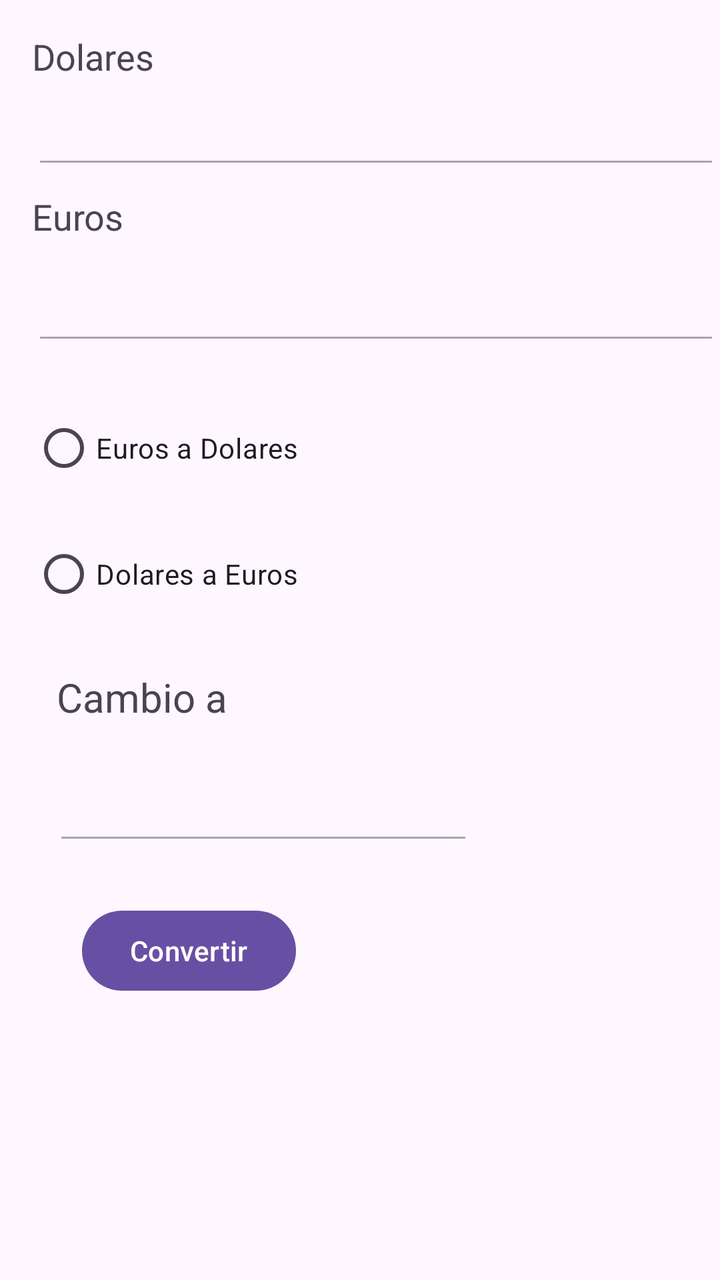
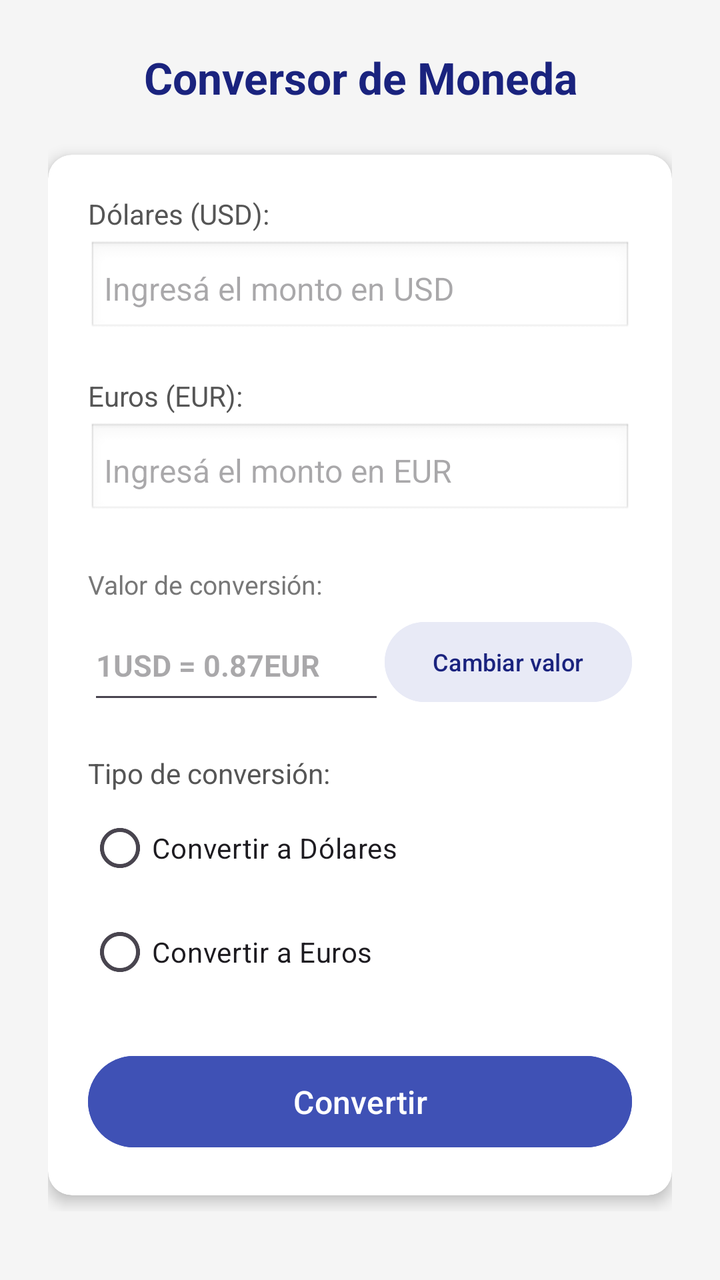

The first picture is an Android layout as it rendered before a commit; the second is the same layout after the commit. The layout source and the unified diff follow.
<!-- AndroidManifest.xml: application theme Theme.Practico1 -->
<!-- res/layout/activity_main.xml -->
<?xml version="1.0" encoding="utf-8"?>
<androidx.constraintlayout.widget.ConstraintLayout xmlns:android="http://schemas.android.com/apk/res/android"
    xmlns:app="http://schemas.android.com/apk/res-auto"
    xmlns:tools="http://schemas.android.com/tools"
    android:id="@+id/main"
    android:layout_width="match_parent"
    android:layout_height="match_parent"
    tools:context=".MainActivity">

    <TextView
        android:id="@+id/tvDolar"
        android:layout_width="match_parent"
        android:layout_height="wrap_content"
        android:layout_marginStart="16dp"
        android:layout_marginTop="16dp"
        android:text="Dolares"
        android:textSize="18sp"
        app:layout_constraintStart_toStartOf="parent"
        app:layout_constraintTop_toTopOf="parent" />

    <EditText
        android:id="@+id/etDolar"
        android:layout_width="match_parent"
        android:layout_height="wrap_content"
        android:layout_marginStart="16dp"
        android:layout_marginTop="32dp"
        android:ems="10"
        android:enabled="false"
        android:inputType="numberDecimal"
        app:layout_constraintStart_toStartOf="parent"
        app:layout_constraintTop_toTopOf="@id/tvDolar" />

    <TextView
        android:id="@+id/tvEuro"
        android:layout_width="match_parent"
        android:layout_height="wrap_content"
        android:layout_marginStart="16dp"
        android:layout_marginTop="48dp"
        android:text="Euros"
        android:textSize="18sp"
        app:layout_constraintStart_toStartOf="parent"
        app:layout_constraintTop_toTopOf="@id/etDolar" />

    <EditText
        android:id="@+id/etEuro"
        android:layout_width="match_parent"
        android:layout_height="wrap_content"
        android:layout_marginStart="16dp"
        android:layout_marginTop="32dp"
        android:ems="10"
        android:enabled="false"
        android:inputType="numberDecimal"
        android:textSize="24sp"
        app:layout_constraintStart_toStartOf="parent"
        app:layout_constraintTop_toTopOf="@id/tvEuro" />

    <RadioGroup
        android:id="@+id/rGroup"
        android:layout_width="wrap_content"
        android:layout_height="wrap_content"
        android:layout_marginStart="16dp"
        android:layout_marginTop="72dp"
        app:layout_constraintStart_toStartOf="parent"
        app:layout_constraintTop_toTopOf="@id/etEuro">

        <RadioButton
            android:id="@+id/rbEuroADolar"
            android:layout_width="wrap_content"
            android:layout_height="wrap_content"
            android:text="Euros a Dolares"
            app:layout_constraintStart_toStartOf="parent"
            app:layout_constraintTop_toTopOf="@id/etEuro" />

        <RadioButton
            android:id="@+id/rbDolarAEuro"
            android:layout_width="wrap_content"
            android:layout_height="wrap_content"
            android:layout_marginTop="15dp"
            android:text="Dolares a Euros"
            app:layout_constraintStart_toStartOf="parent"
            app:layout_constraintTop_toTopOf="@id/rbEuroADolar" />
    </RadioGroup>

    <TextView
        android:id="@+id/tvResultado"
        android:layout_width="wrap_content"
        android:layout_height="wrap_content"
        android:layout_marginStart="16dp"
        android:layout_marginTop="24dp"
        android:text="Cambio a"
        android:textSize="20sp"
        app:layout_constraintEnd_toEndOf="parent"
        app:layout_constraintHorizontal_bias="0.048"
        app:layout_constraintStart_toStartOf="parent"
        app:layout_constraintTop_toBottomOf="@id/rGroup" />

    <EditText
        android:id="@+id/etTotal"
        android:layout_width="wrap_content"
        android:layout_height="wrap_content"
        android:layout_marginStart="16dp"
        android:layout_marginTop="24dp"
        android:ems="10"
        android:enabled="false"
        android:inputType="numberDecimal"
        app:layout_constraintEnd_toEndOf="parent"
        app:layout_constraintHorizontal_bias="0.079"
        app:layout_constraintStart_toStartOf="parent"
        app:layout_constraintTop_toBottomOf="@id/tvResultado" />

    <Button
        android:id="@+id/btnConvertir"
        android:layout_width="wrap_content"
        android:layout_height="wrap_content"
        android:layout_marginStart="16dp"
        android:layout_marginTop="24dp"
        android:text="Convertir"
        app:layout_constraintEnd_toEndOf="parent"
        app:layout_constraintHorizontal_bias="0.105"
        app:layout_constraintStart_toStartOf="parent"
        app:layout_constraintTop_toBottomOf="@id/etTotal" />
</androidx.constraintlayout.widget.ConstraintLayout>
<!-- resources referenced by this layout -->
<resources>
  <style name="Theme.Practico1" parent="Base.Theme.Practico1" />
  <style name="Base.Theme.Practico1" parent="Theme.Material3.DayNight.NoActionBar">
          
          
      </style>
</resources>

<!-- the commit's change to res/layout/activity_main.xml (unified diff, before → after) -->
@@ -1,122 +1,175 @@
 <?xml version="1.0" encoding="utf-8"?>
-<androidx.constraintlayout.widget.ConstraintLayout xmlns:android="http://schemas.android.com/apk/res/android"
+<ScrollView xmlns:android="http://schemas.android.com/apk/res/android"
     xmlns:app="http://schemas.android.com/apk/res-auto"
     xmlns:tools="http://schemas.android.com/tools"
     android:id="@+id/main"
     android:layout_width="match_parent"
     android:layout_height="match_parent"
+    android:background="#F5F5F5"
     tools:context=".MainActivity">
 
-    <TextView
-        android:id="@+id/tvDolar"
+    <LinearLayout
         android:layout_width="match_parent"
         android:layout_height="wrap_content"
-        android:layout_marginStart="16dp"
-        android:layout_marginTop="16dp"
-        android:text="Dolares"
-        android:textSize="18sp"
-        app:layout_constraintStart_toStartOf="parent"
-        app:layout_constraintTop_toTopOf="parent" />
+        android:orientation="vertical"
+        android:padding="24dp">
 
-    <EditText
-        android:id="@+id/etDolar"
-        android:layout_width="match_parent"
-        android:layout_height="wrap_content"
-        android:layout_marginStart="16dp"
-        android:layout_marginTop="32dp"
-        android:ems="10"
-        android:enabled="false"
-        android:inputType="numberDecimal"
-        app:layout_constraintStart_toStartOf="parent"
-        app:layout_constraintTop_toTopOf="@id/tvDolar" />
+        
+        <TextView
+            android:layout_width="match_parent"
+            android:layout_height="wrap_content"
+            android:text="@string/conversor_de_moneda"
+            android:textSize="22sp"
+            android:textStyle="bold"
+            android:textColor="#1A237E"
+            android:gravity="center"
+            android:paddingBottom="24dp" />
 
-    <TextView
-        android:id="@+id/tvEuro"
-        android:layout_width="match_parent"
-        android:layout_height="wrap_content"
-        android:layout_marginStart="16dp"
-        android:layout_marginTop="48dp"
-        android:text="Euros"
-        android:textSize="18sp"
-        app:layout_constraintStart_toStartOf="parent"
-        app:layout_constraintTop_toTopOf="@id/etDolar" />
+        
+        <androidx.cardview.widget.CardView
+            android:layout_width="match_parent"
+            android:layout_height="wrap_content"
+            android:layout_marginBottom="8dp"
+            app:cardCornerRadius="12dp"
+            app:cardElevation="4dp"
+            tools:ignore="RedundantNamespace">
 
-    <EditText
-        android:id="@+id/etEuro"
-        android:layout_width="match_parent"
-        android:layout_height="wrap_content"
-        android:layout_marginStart="16dp"
-        android:layout_marginTop="32dp"
-        android:ems="10"
-        android:enabled="false"
-        android:inputType="numberDecimal"
-        android:textSize="24sp"
-        app:layout_constraintStart_toStartOf="parent"
-        app:layout_constraintTop_toTopOf="@id/tvEuro" />
+            <LinearLayout
+                android:layout_width="match_parent"
+                android:layout_height="wrap_content"
+                android:orientation="vertical"
+                android:padding="20dp">
 
-    <RadioGroup
-        android:id="@+id/rGroup"
-        android:layout_width="wrap_content"
-        android:layout_height="wrap_content"
-        android:layout_marginStart="16dp"
-        android:layout_marginTop="72dp"
-        app:layout_constraintStart_toStartOf="parent"
-        app:layout_constraintTop_toTopOf="@id/etEuro">
+                
+                <TextView
+                    android:layout_width="wrap_content"
+                    android:layout_height="wrap_content"
+                    android:text="@string/d_lares_usd"
+                    android:textSize="14sp"
+                    android:textColor="#555555"
+                    android:paddingBottom="4dp" />
 
-        <RadioButton
-            android:id="@+id/rbEuroADolar"
-            android:layout_width="wrap_content"
-            android:layout_height="wrap_content"
-            android:text="Euros a Dolares"
-            app:layout_constraintStart_toStartOf="parent"
-            app:layout_constraintTop_toTopOf="@id/etEuro" />
+                <EditText
+                    android:id="@+id/etDolares"
+                    android:layout_width="match_parent"
+                    android:layout_height="wrap_content"
+                    android:layout_marginBottom="20dp"
+                    android:background="@android:drawable/edit_text"
+                    android:hint="@string/ingres_el_monto_en_usd"
+                    android:inputType="numberDecimal"
+                    android:padding="8dp"
+                    android:textSize="16sp" />
 
-        <RadioButton
-            android:id="@+id/rbDolarAEuro"
-            android:layout_width="wrap_content"
-            android:layout_height="wrap_content"
-            android:layout_marginTop="15dp"
-            android:text="Dolares a Euros"
-            app:layout_constraintStart_toStartOf="parent"
-            app:layout_constraintTop_toTopOf="@id/rbEuroADolar" />
-    </RadioGroup>
+                
+                <TextView
+                    android:layout_width="wrap_content"
+                    android:layout_height="wrap_content"
+                    android:text="@string/euros_eur"
+                    android:textSize="14sp"
+                    android:textColor="#555555"
+                    android:paddingBottom="4dp" />
 
-    <TextView
-        android:id="@+id/tvResultado"
-        android:layout_width="wrap_content"
-        android:layout_height="wrap_content"
-        android:layout_marginStart="16dp"
-        android:layout_marginTop="24dp"
-        android:text="Cambio a"
-        android:textSize="20sp"
-        app:layout_constraintEnd_toEndOf="parent"
-        app:layout_constraintHorizontal_bias="0.048"
-        app:layout_constraintStart_toStartOf="parent"
-        app:layout_constraintTop_toBottomOf="@id/rGroup" />
+                <EditText
+                    android:id="@+id/etEuros"
+                    android:layout_width="match_parent"
+                    android:layout_height="wrap_content"
+                    android:hint="@string/ingres_el_monto_en_eur"
+                    android:inputType="numberDecimal"
+                    android:background="@android:drawable/edit_text"
+                    android:padding="8dp"
+                    android:textSize="16sp"
+                    android:layout_marginBottom="24dp" />
 
-    <EditText
-        android:id="@+id/etTotal"
-        android:layout_width="wrap_content"
-        android:layout_height="wrap_content"
-        android:layout_marginStart="16dp"
-        android:layout_marginTop="24dp"
-        android:ems="10"
-        android:enabled="false"
-        android:inputType="numberDecimal"
-        app:layout_constraintEnd_toEndOf="parent"
-        app:layout_constraintHorizontal_bias="0.079"
-        app:layout_constraintStart_toStartOf="parent"
-        app:layout_constraintTop_toBottomOf="@id/tvResultado" />
+                
+                <TextView
+                    android:layout_width="wrap_content"
+                    android:layout_height="wrap_content"
+                    android:text="@string/valor_de_conversi_n"
+                    android:textSize="13sp"
+                    android:textColor="#777777"
+                    android:paddingBottom="4dp" />
 
-    <Button
-        android:id="@+id/btnConvertir"
-        android:layout_width="wrap_content"
-        android:layout_height="wrap_content"
-        android:layout_marginStart="16dp"
-        android:layout_marginTop="24dp"
-        android:text="Convertir"
-        app:layout_constraintEnd_toEndOf="parent"
-        app:layout_constraintHorizontal_bias="0.105"
-        app:layout_constraintStart_toStartOf="parent"
-        app:layout_constraintTop_toBottomOf="@id/etTotal" />
-</androidx.constraintlayout.widget.ConstraintLayout>
+                <LinearLayout
+                    android:layout_width="match_parent"
+                    android:layout_height="wrap_content"
+                    android:orientation="horizontal"
+                    android:gravity="center_vertical"
+                    android:layout_marginBottom="20dp">
+
+                    
+                    <EditText
+                        android:id="@+id/etTipoCambio"
+                        android:layout_width="0dp"
+                        android:layout_height="52dp"
+                        android:layout_weight="1"
+                        android:hint="@string/_1usd_0_87eur"
+                        android:textSize="15sp"
+                        android:textStyle="bold"
+                        android:textColor="#1A237E" />
+
+                    
+                    <Button
+                        android:id="@+id/btnCambiarValor"
+                        android:layout_width="wrap_content"
+                        android:layout_height="wrap_content"
+                        android:text="@string/cambiar_valor"
+                        android:textSize="12sp"
+                        android:backgroundTint="#E8EAF6"
+                        android:textColor="#1A237E" />
+                </LinearLayout>
+
+                
+                <TextView
+                    android:layout_width="wrap_content"
+                    android:layout_height="wrap_content"
+                    android:text="@string/tipo_de_conversi_n"
+                    android:textSize="14sp"
+                    android:textColor="#555555"
+                    android:paddingBottom="4dp" />
+
+                <RadioGroup
+                    android:id="@+id/rgTipoConversion"
+                    android:layout_width="match_parent"
+                    android:layout_height="wrap_content"
+                    android:orientation="vertical"
+                    android:layout_marginBottom="24dp">
+
+                    <RadioButton
+                        android:id="@+id/rbDolares"
+                        android:layout_width="wrap_content"
+                        android:layout_height="wrap_content"
+                        android:text="@string/convertir_a_d_lares"
+                        android:textSize="14sp"
+                        android:buttonTint="#3F51B5" />
+
+                    <RadioButton
+                        android:id="@+id/rbEuros"
+                        android:layout_width="wrap_content"
+                        android:layout_height="wrap_content"
+                        android:text="@string/convertir_a_euros"
+                        android:textSize="14sp"
+                        android:buttonTint="#3F51B5"
+                        android:layout_marginTop="4dp" />
+                </RadioGroup>
+
+                
+                <Button
+                    android:id="@+id/btnConvertir"
+                    android:layout_width="match_parent"
+                    android:layout_height="wrap_content"
+                    android:text="@string/convertir"
+                    android:textSize="16sp"
+                    android:textColor="#FFFFFF"
+                    android:backgroundTint="#3F51B5"
+                    android:padding="12dp" />
+
+            </LinearLayout>
+        </androidx.cardview.widget.CardView>
+
+    </LinearLayout>
+
+
+
+
+
+</ScrollView>
<!-- resource entries referenced after the edit -->
@@ -1,5 +1,17 @@
 <!-- resources referenced by this layout -->
 <resources>
+  <string name="_1usd_0_87eur">1USD = 0.87EUR</string>
+  <string name="cambiar_valor">Cambiar valor</string>
+  <string name="conversor_de_moneda">Conversor de Moneda</string>
+  <string name="convertir">Convertir</string>
+  <string name="convertir_a_d_lares">Convertir a Dólares</string>
+  <string name="convertir_a_euros">Convertir a Euros</string>
+  <string name="d_lares_usd">Dólares (USD):</string>
+  <string name="euros_eur">Euros (EUR):</string>
+  <string name="ingres_el_monto_en_eur">Ingresá el monto en EUR</string>
+  <string name="ingres_el_monto_en_usd">Ingresá el monto en USD</string>
+  <string name="tipo_de_conversi_n">Tipo de conversión:</string>
+  <string name="valor_de_conversi_n">Valor de conversión:</string>
   <style name="Theme.Practico1" parent="Base.Theme.Practico1" />
   <style name="Base.Theme.Practico1" parent="Theme.Material3.DayNight.NoActionBar">
           
